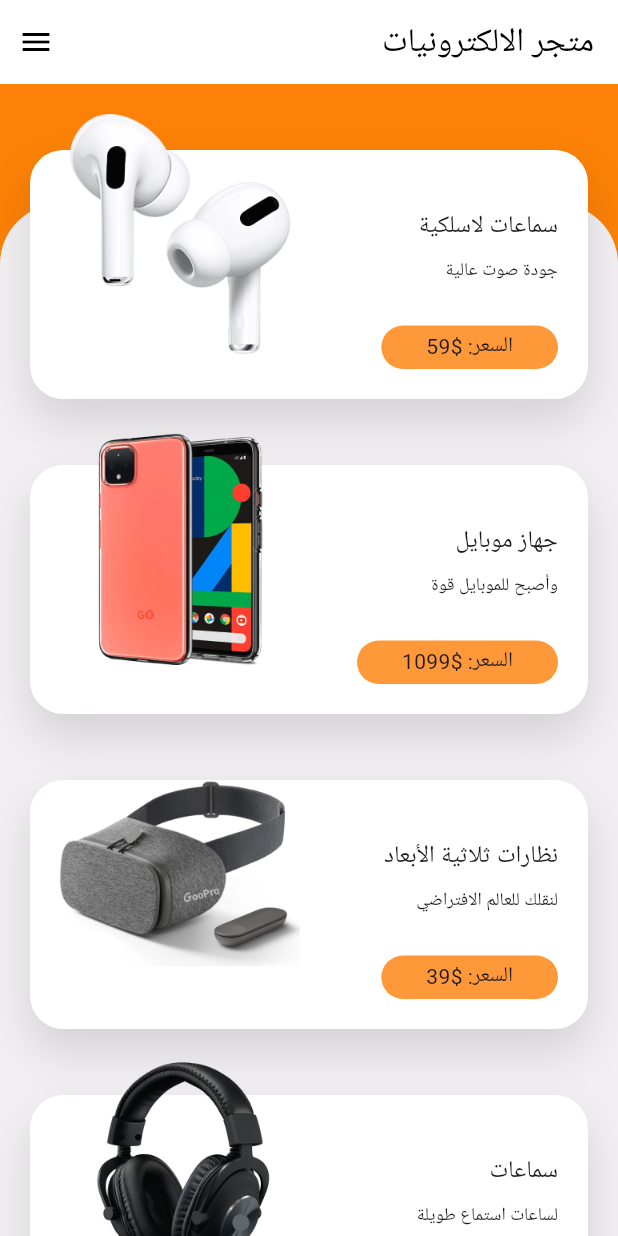
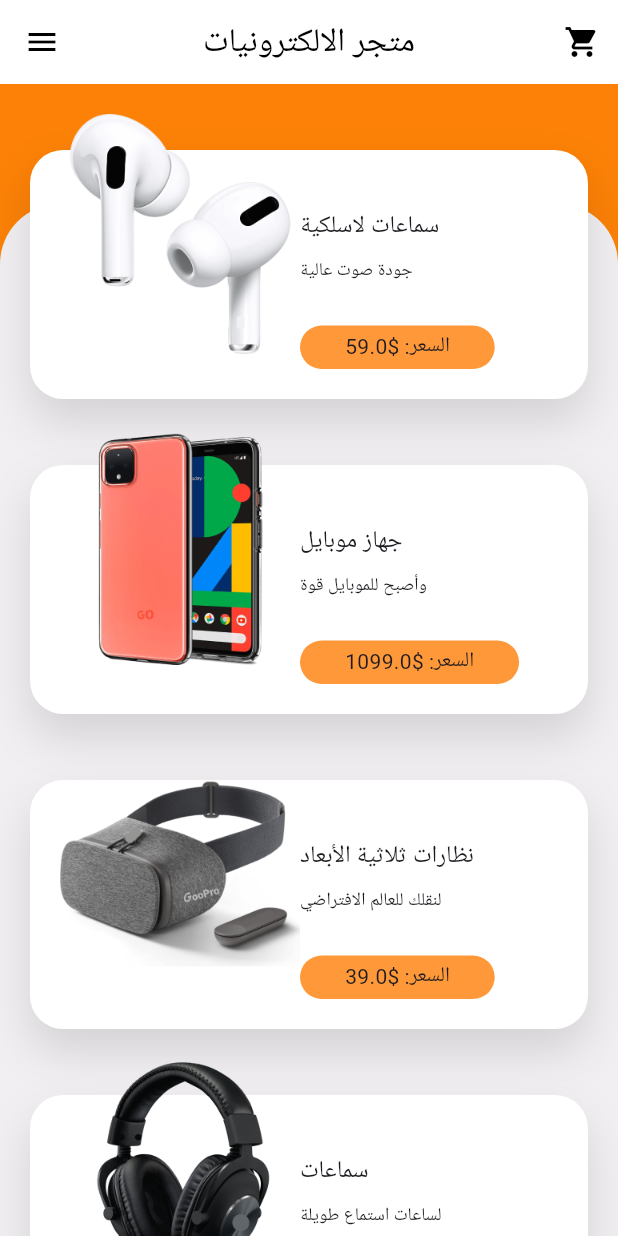
Before and after one commit to abdellahayoujil/store_app_flutter, a Flutter app: the screen it shows after launch, on a phone screen of 412 x 824 dp. Run offline on Flutter 3.47's test engine with Material 3 defaults, Android fonts, the phone set to English and light mode, and no system bars; our stand-ins replace google_fonts; Roboto replaces fonts that are missing (Almarai).

Commit message:
added list of orders and counter for select number of product

```diff
--- a/lib/constants.dart
+++ b/lib/constants.dart
@@ -4,7 +4,7 @@ const kBackgroundColor = Color(0xFFF1EFF1);
 const kPrimaryColor = Color.fromARGB(255, 252, 129, 6);
 const kSecondaryColor = Color.fromARGB(255, 255, 152, 56);
 const kTextColor = Color(0xFF023047);
-const kTextLightColor = Color(0xFF747474);
+const kTextLightColor = Color.fromARGB(255, 253, 199, 129);
 const kBlueColor = Color(0xFF40BAD5);
 
 const kDefaultPadding = 20.0;
--- a/lib/models/product.dart
+++ b/lib/models/product.dart
@@ -1,10 +1,11 @@
 class Product {
-  final int? id, price;
+  final int? id;
+  double price;
   final String? title, subTitle, description, image;
 
   Product(
       {this.id,
-      this.price,
+      required this.price,
       this.title,
       this.subTitle,
       this.description,
--- a/lib/screens/home_screen.dart
+++ b/lib/screens/home_screen.dart
@@ -1,33 +1,113 @@
 import 'package:flutter/material.dart';
 import 'package:google_fonts/google_fonts.dart';
 import 'package:store/constants.dart';
+import 'package:store/screens/OrdersScreen.dart';
 import 'package:store/widgets/home/home_body.dart';
 
-// ignore: use_key_in_widget_constructors
 class HomeScreen extends StatelessWidget {
+  final GlobalKey<ScaffoldState> _scaffoldKey = GlobalKey<ScaffoldState>();
+
+  HomeScreen({super.key});
+
   @override
   Widget build(BuildContext context) {
-    return Scaffold(
-      backgroundColor: kPrimaryColor,
-      appBar: homeAppBar(),
-      body: HomeBody(),
+    return Directionality(
+      textDirection: TextDirection.ltr,
+      child: Scaffold(
+        key: _scaffoldKey,
+        backgroundColor: kPrimaryColor,
+        appBar: homeAppBar(context),
+        body: HomeBody(),
+        drawer: buildDrawer(context),
+      ),
     );
   }
 
-  AppBar homeAppBar() {
+  AppBar homeAppBar(BuildContext context) {
     return AppBar(
       elevation: 0,
       title: Text(
         'متجر الالكترونيات',
         style: GoogleFonts.getFont('Almarai'),
       ),
-      centerTitle: false,
+      centerTitle: true,
+      leading: IconButton(
+        icon: const Icon(Icons.menu),
+        onPressed: () {
+          _scaffoldKey.currentState?.openDrawer();
+        },
+      ),
       actions: [
         IconButton(
-          icon: const Icon(Icons.menu),
-          onPressed: () {},
+          icon: const Icon(Icons.shopping_cart),
+          onPressed: () {
+          Navigator.push(
+            context,
+            MaterialPageRoute(builder: (context) => const OrdersScreen()),
+          );
+          },
         ),
       ],
     );
   }
+
+  Widget buildDrawer(BuildContext context) {
+    return Directionality(
+      textDirection: TextDirection.ltr,
+      child: Drawer(
+        child: ListView(
+          padding: EdgeInsets.zero,
+          children: <Widget>[
+            DrawerHeader(
+              decoration: const BoxDecoration(
+                color: kPrimaryColor,
+              ),
+              child: Text(
+                'القائمة الرئيسية',
+                style: GoogleFonts.getFont('Almarai',
+                    fontSize: 24, color: Colors.white),
+              ),
+            ),
+            ListTile(
+              leading: const Icon(Icons.home),
+              title: Text('الرئيسية', style: GoogleFonts.getFont('Almarai')),
+              onTap: () {
+                Navigator.pop(context);
+                Navigator.push(
+                  context,
+                  MaterialPageRoute(builder: (context) => const OrdersScreen()),);
+              }
+            ),
+            ListTile(
+              leading: const Icon(Icons.shopping_cart),
+              title: Text('العربة', style: GoogleFonts.getFont('Almarai')),
+              onTap: () {
+                Navigator.pop(context);
+                Navigator.push(
+                  context,
+                  MaterialPageRoute(builder: (context) => const OrdersScreen()),
+                );
+              },
+            ),
+            ListTile(
+              leading: const Icon(Icons.history),
+              title: Text('طلباتي', style: GoogleFonts.getFont('Almarai')),
+              onTap: () {
+                Navigator.pop(context);
+                Navigator.push(
+                  context,
+                  MaterialPageRoute(builder: (context) => const OrdersScreen()),
+                );
+              },
+            ),
+            ListTile(
+              leading: const Icon(Icons.settings),
+              title: Text('الإعدادات', style: GoogleFonts.getFont('Almarai')),
+              onTap: () => Navigator.pop(context),
+            ),
+          ],
+        ),
+      ),
+    );
+  }
 }
--- a/lib/widgets/home/home_body.dart
+++ b/lib/widgets/home/home_body.dart
@@ -11,13 +11,13 @@ class HomeBody extends StatelessWidget {
       bottom: false,
       child: Column(
         children: [
-          SizedBox(height: kDefaultPadding / 2),
+          const SizedBox(height: kDefaultPadding / 2),
           Expanded(
             child: Stack(
               children: [
                 Container(
-                  margin: EdgeInsets.only(top: 70.0),
-                  decoration: BoxDecoration(
+                  margin: const EdgeInsets.only(top: 70.0),
+                  decoration: const BoxDecoration(
                     color: kBackgroundColor,
                     borderRadius: BorderRadius.only(
                       topLeft: Radius.circular(40),
--- a/lib/widgets/home/product_cart.dart
+++ b/lib/widgets/home/product_cart.dart
@@ -13,13 +13,13 @@ class ProductCard extends StatelessWidget {
 
   final int itemIndex;
   final Product product;
-  final VoidCallback press; // Use VoidCallback for a function with no arguments
+  final VoidCallback press;
 
   @override
   Widget build(BuildContext context) {
     Size size = MediaQuery.of(context).size;
     return Container(
-      margin: EdgeInsets.symmetric(
+      margin: const EdgeInsets.symmetric(
         horizontal: kDefaultPadding,
         vertical: kDefaultPadding / 2,
       ),
@@ -34,7 +34,7 @@ class ProductCard extends StatelessWidget {
               decoration: BoxDecoration(
                 borderRadius: BorderRadius.circular(22),
                 color: Colors.white,
-                boxShadow: [
+                boxShadow: const [
                   BoxShadow(
                       offset: Offset(0, 15),
                       blurRadius: 25,
@@ -46,7 +46,7 @@ class ProductCard extends StatelessWidget {
               top: 0.0,
               left: 0.0,
               child: Container(
-                padding: EdgeInsets.symmetric(horizontal: kDefaultPadding),
+                padding: const EdgeInsets.symmetric(horizontal: kDefaultPadding),
                 height: 160.0,
                 width: 200.0,
                 child: Image.asset(
@@ -60,36 +60,35 @@ class ProductCard extends StatelessWidget {
               right: 0.0,
               child: SizedBox(
                 height: 136.0,
-                // Because oure image is 200 width, then: width - 200
                 width: size.width - 200,
                 child: Column(
                   crossAxisAlignment: CrossAxisAlignment.start,
                   children: [
-                    Spacer(),
+                    const Spacer(),
                     Padding(
                       padding: const EdgeInsets.symmetric(
                           horizontal: kDefaultPadding),
                       child: Text(
                         product.title!,
-                        style: Theme.of(context).textTheme.bodyLarge, // Updated to bodyLarge
+                        style: Theme.of(context).textTheme.bodyLarge,
                       ),
                     ),
-                    Spacer(),
+                    const Spacer(),
                     Padding(
                       padding: const EdgeInsets.symmetric(
                           horizontal: kDefaultPadding),
                       child: Text(
                         product.subTitle!,
-                        style: Theme.of(context).textTheme.bodySmall, // Updated to bodySmall
+                        style: Theme.of(context).textTheme.bodySmall,
                       ),
                     ),
-                    Spacer(),
+                    const Spacer(),
                     Padding(
                       padding: const EdgeInsets.all(kDefaultPadding),
                       child: Container(
-                        padding: EdgeInsets.symmetric(
-                          horizontal: kDefaultPadding * 1.5, // 30 px padding
-                          vertical: kDefaultPadding / 5, // 5 px padding
+                        padding: const EdgeInsets.symmetric(
+                          horizontal: kDefaultPadding * 1.5,
+                          vertical: kDefaultPadding / 5,
                         ),
                         decoration: BoxDecoration(
                           color: kSecondaryColor,
```
Also changed, not shown: lib/screens/OrdersScreen.dart (added, +166 -0 lines), lib/widgets/details/details_body.dart (+82 -17 lines).
